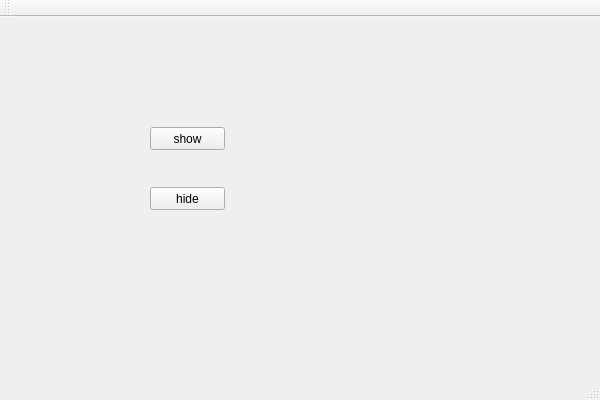
Old version of the form runtime/client/client.ui in the repository vopl/r3.
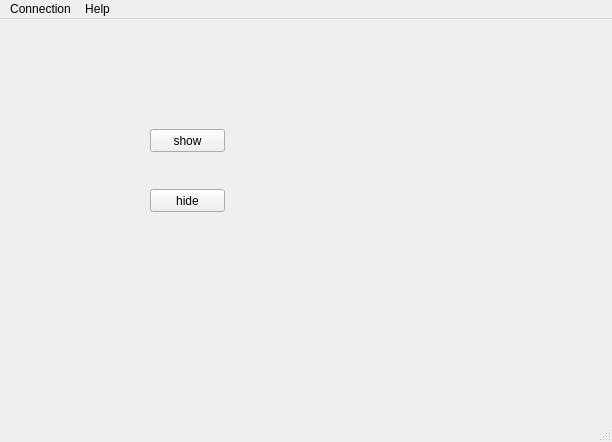
New version of the form.

What changed in the file:
```diff
--- a/runtime/client/client.ui
+++ b/runtime/client/client.ui
@@ -6,8 +6,8 @@
    <rect>
     <x>0</x>
     <y>0</y>
-    <width>600</width>
-    <height>400</height>
+    <width>612</width>
+    <height>442</height>
    </rect>
   </property>
   <property name="windowTitle">
@@ -46,18 +46,33 @@
     <rect>
      <x>0</x>
      <y>0</y>
-     <width>600</width>
+     <width>612</width>
      <height>18</height>
     </rect>
    </property>
+   <widget class="QMenu" name="menuConnection">
+    <property name="title">
+     <string>Connection</string>
+    </property>
+    <addaction name="actionState"/>
+    <addaction name="separator"/>
+    <addaction name="actionExit"/>
+   </widget>
+   <widget class="QMenu" name="menuHelp">
+    <property name="title">
+     <string>Help</string>
+    </property>
+    <addaction name="actionHelp"/>
+    <addaction name="separator"/>
+    <addaction name="actionAbout"/>
+   </widget>
+   <addaction name="menuConnection"/>
+   <addaction name="menuHelp"/>
   </widget>
-  <widget class="QToolBar" name="mainToolBar">
-   <attribute name="toolBarArea">
-    <enum>TopToolBarArea</enum>
-   </attribute>
-   <attribute name="toolBarBreak">
-    <bool>false</bool>
-   </attribute>
+  <widget class="QStatusBar" name="statusBar">
+   <property name="sizeGripEnabled">
+    <bool>true</bool>
+   </property>
   </widget>
   <widget class="QStatusBar" name="statusBar"/>
  </widget>
```
Left out of the diff: 31 changed lines with no effect on the pictures.
